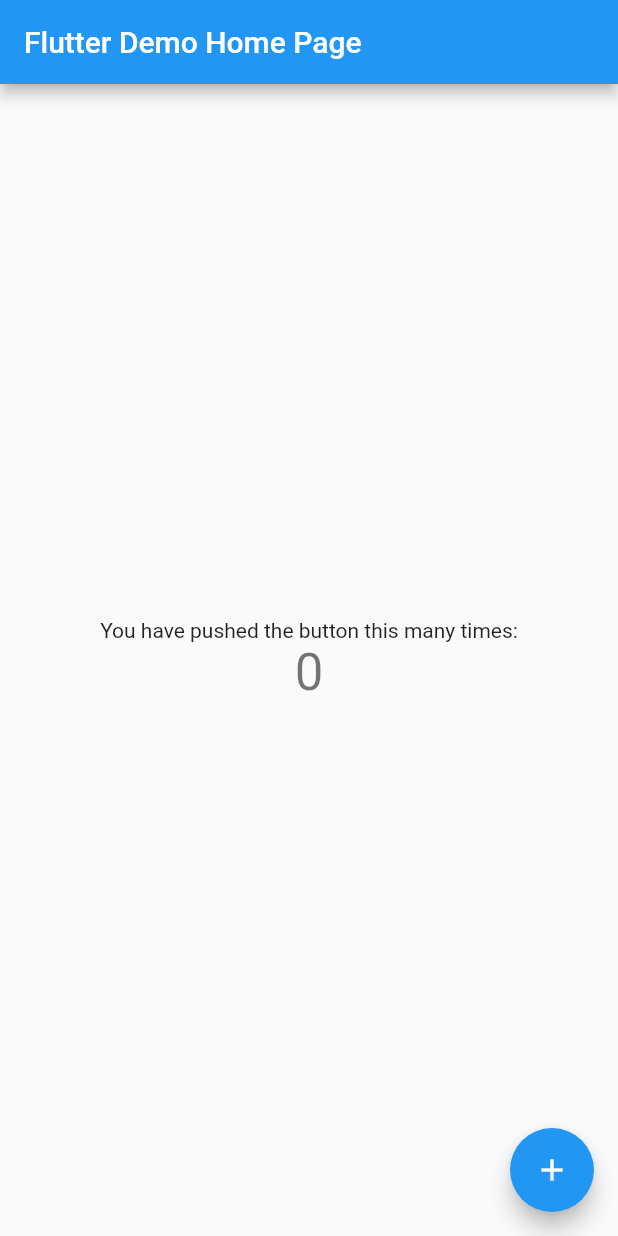
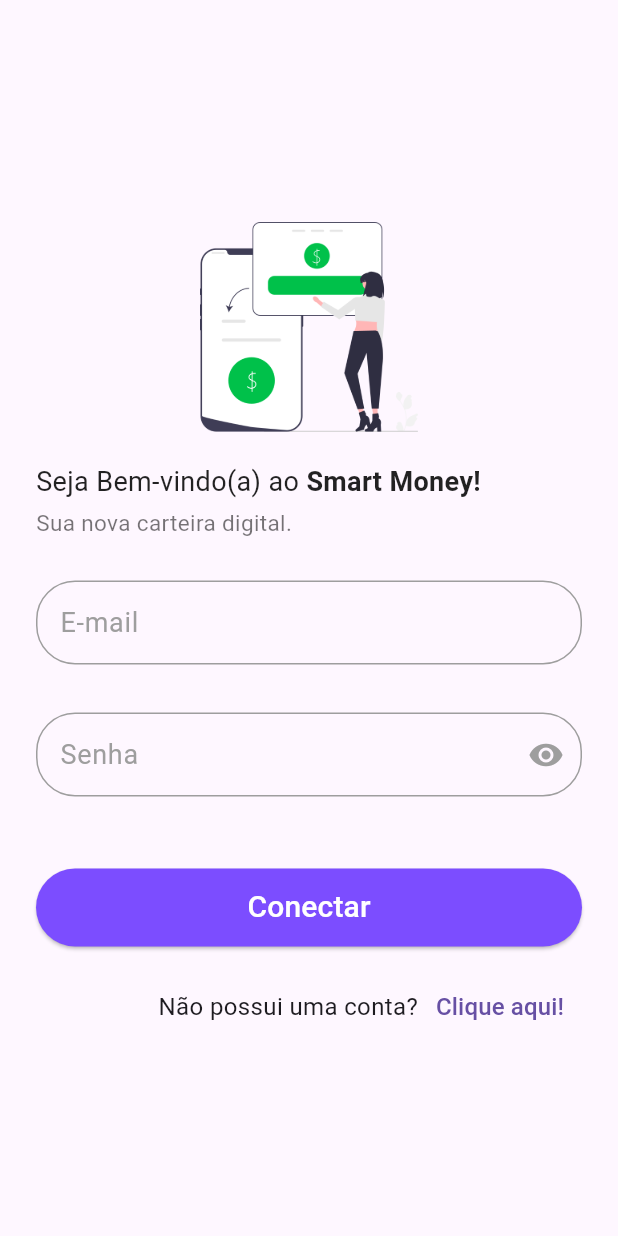
Before and after one commit to leticiabaldin/smart_money_app, a Flutter app: the screen it shows after launch, on a phone screen of 412 x 824 dp. Run offline on Flutter 3.47's test engine with Material 2 defaults, Android fonts, the light colour scheme and no system bars.

Commit message:
Add login and create account pages

```diff
--- a/lib/main.dart
+++ b/lib/main.dart
@@ -1,4 +1,5 @@
 import 'package:flutter/material.dart';
+import 'package:smart_money_app/pages/login_page.dart';
 
 void main() {
   runApp(const MyApp());
@@ -11,105 +12,13 @@
   @override
   Widget build(BuildContext context) {
     return MaterialApp(
-      title: 'Flutter Demo',
+      title: 'Smart Money',
+      debugShowCheckedModeBanner: false,
       theme: ThemeData(
-        // This is the theme of your application.
-        //
-        // Try running your application with "flutter run". You'll see the
-        // application has a blue toolbar. Then, without quitting the app, try
-        // changing the primarySwatch below to Colors.green and then invoke
-        // "hot reload" (press "r" in the console where you ran "flutter run",
-        // or simply save your changes to "hot reload" in a Flutter IDE).
-        // Notice that the counter didn't reset back to zero; the application
-        // is not restarted.
         primarySwatch: Colors.blue,
+        useMaterial3: true,
       ),
-      home: const MyHomePage(title: 'Flutter Demo Home Page'),
+      home: const LoginPage(),
     );
   }
 }
-
-class MyHomePage extends StatefulWidget {
-  const MyHomePage({super.key, required this.title});
-
-  // This widget is the home page of your application. It is stateful, meaning
-  // that it has a State object (defined below) that contains fields that affect
-  // how it looks.
-
-  // This class is the configuration for the state. It holds the values (in this
-  // case the title) provided by the parent (in this case the App widget) and
-  // used by the build method of the State. Fields in a Widget subclass are
-  // always marked "final".
-
-  final String title;
-
-  @override
-  State<MyHomePage> createState() => _MyHomePageState();
-}
-
-class _MyHomePageState extends State<MyHomePage> {
-  int _counter = 0;
-
-  void _incrementCounter() {
-    setState(() {
-      // This call to setState tells the Flutter framework that something has
-      // changed in this State, which causes it to rerun the build method below
-      // so that the display can reflect the updated values. If we changed
-      // _counter without calling setState(), then the build method would not be
-      // called again, and so nothing would appear to happen.
-      _counter++;
-    });
-  }
-
-  @override
-  Widget build(BuildContext context) {
-    // This method is rerun every time setState is called, for instance as done
-    // by the _incrementCounter method above.
-    //
-    // The Flutter framework has been optimized to make rerunning build methods
-    // fast, so that you can just rebuild anything that needs updating rather
-    // than having to individually change instances of widgets.
-    return Scaffold(
-      appBar: AppBar(
-        // Here we take the value from the MyHomePage object that was created by
-        // the App.build method, and use it to set our appbar title.
-        title: Text(widget.title),
-      ),
-      body: Center(
-        // Center is a layout widget. It takes a single child and positions it
-        // in the middle of the parent.
-        child: Column(
-          // Column is also a layout widget. It takes a list of children and
-          // arranges them vertically. By default, it sizes itself to fit its
-          // children horizontally, and tries to be as tall as its parent.
-          //
-          // Invoke "debug painting" (press "p" in the console, choose the
-          // "Toggle Debug Paint" action from the Flutter Inspector in Android
-          // Studio, or the "Toggle Debug Paint" command in Visual Studio Code)
-          // to see the wireframe for each widget.
-          //
-          // Column has various properties to control how it sizes itself and
-          // how it positions its children. Here we use mainAxisAlignment to
-          // center the children vertically; the main axis here is the vertical
-          // axis because Columns are vertical (the cross axis would be
-          // horizontal).
-          mainAxisAlignment: MainAxisAlignment.center,
-          children: <Widget>[
-            const Text(
-              'You have pushed the button this many times:',
-            ),
-            Text(
-              '$_counter',
-              style: Theme.of(context).textTheme.headlineMedium,
-            ),
-          ],
-        ),
-      ),
-      floatingActionButton: FloatingActionButton(
-        onPressed: _incrementCounter,
-        tooltip: 'Increment',
-        child: const Icon(Icons.add),
-      ), // This trailing comma makes auto-formatting nicer for build methods.
-    );
-  }
-}
--- /dev/null
+++ b/lib/pages/login_page.dart
@@ -0,0 +1,193 @@
+import 'package:flutter/material.dart';
+import 'package:smart_money_app/pages/create_account_page.dart';
+
+class LoginPage extends StatefulWidget {
+  const LoginPage({Key? key}) : super(key: key);
+
+  @override
+  State<LoginPage> createState() => _LoginPageState();
+}
+
+class _LoginPageState extends State<LoginPage> {
+  @override
+  Widget build(BuildContext context) {
+    return Scaffold(
+      body: Container(
+        margin: const EdgeInsets.symmetric(
+          vertical: 140,
+          horizontal: 24,
+        ),
+        padding: const EdgeInsets.symmetric(vertical: 8),
+        child: Column(
+          mainAxisSize: MainAxisSize.max,
+          children: [
+            const Image(
+              image: AssetImage("lib/assets/images/login_page_image.png"),
+              height: 140,
+            ),
+            const SizedBox(
+              height: 20,
+            ),
+            Row(
+              children: const [
+                Text(
+                  'Seja Bem-vindo(a) ao',
+                  style: TextStyle(
+                    fontSize: 18,
+                    color: Colors.black87,
+                  ),
+                ),
+                Text(
+                  ' Smart Money!',
+                  style: TextStyle(
+                    fontSize: 18,
+                    color: Colors.black87,
+                    fontWeight: FontWeight.w600,
+                  ),
+                ),
+              ],
+            ),
+            Container(
+              margin: const EdgeInsets.symmetric(vertical: 4, horizontal: 0),
+              alignment: Alignment.bottomLeft,
+              child: const Text(
+                'Sua nova carteira digital.',
+                style: TextStyle(
+                  fontSize: 15,
+                  color: Colors.black54,
+                ),
+              ),
+            ),
+            const SizedBox(
+              height: 24,
+            ),
+            TextField(
+              decoration: InputDecoration(
+                labelText: 'E-mail',
+                labelStyle: const TextStyle(
+                  fontSize: 18,
+                  color: Colors.grey,
+                ),
+                enabledBorder: OutlineInputBorder(
+                  borderSide: const BorderSide(
+                    width: 1,
+                    color: Colors.grey,
+                  ),
+                  borderRadius: BorderRadius.circular(26),
+                ),
+                disabledBorder: OutlineInputBorder(
+                  borderSide: const BorderSide(
+                    width: 1,
+                    color: Colors.grey,
+                  ),
+                  borderRadius: BorderRadius.circular(26),
+                ),
+                border: OutlineInputBorder(
+                  borderSide: const BorderSide(
+                    width: 1,
+                    color: Colors.grey,
+                  ),
+                  borderRadius: BorderRadius.circular(26),
+                ),
+                focusedBorder: OutlineInputBorder(
+                  borderSide: const BorderSide(
+                    width: 1,
+                    color: Colors.grey,
+                  ),
+                  borderRadius: BorderRadius.circular(26),
+                ),
+              ),
+            ),
+            const SizedBox(height: 32),
+            TextField(
+              decoration: InputDecoration(
+                labelText: 'Senha',
+                labelStyle: const TextStyle(
+                  fontSize: 18,
+                  color: Colors.grey,
+                ),
+                suffixIcon: const Icon(
+                  Icons.remove_red_eye_rounded,
+                  color: Colors.grey,
+                ),
+                enabledBorder: OutlineInputBorder(
+                  borderSide: const BorderSide(
+                    width: 1,
+                    color: Colors.grey,
+                  ),
+                  borderRadius: BorderRadius.circular(26),
+                ),
+                disabledBorder: OutlineInputBorder(
+                  borderSide: const BorderSide(
+                    width: 1,
+                    color: Colors.grey,
+                  ),
+                  borderRadius: BorderRadius.circular(26),
+                ),
+                border: OutlineInputBorder(
+                  borderSide: const BorderSide(
+                    width: 1,
+                    color: Colors.grey,
+                  ),
+                  borderRadius: BorderRadius.circular(26),
+                ),
+                focusedBorder: OutlineInputBorder(
+                  borderSide: const BorderSide(
+                    width: 1,
+                    color: Colors.grey,
+                  ),
+                  borderRadius: BorderRadius.circular(26),
+                ),
+              ),
+            ),
+            const SizedBox(height: 48),
+            SizedBox(
+              width: double.maxFinite,
+              height: 52,
+              child: ElevatedButton(
+                onPressed: () {},
+                style: ElevatedButton.styleFrom(
+                    alignment: Alignment.center,
+                    backgroundColor: Colors.deepPurpleAccent),
+                child: const Text(
+                  'Conectar',
+                  style: TextStyle(
+                    color: Colors.white,
+                    fontSize: 20,
+                  ),
+                ),
+              ),
+            ),
+            const SizedBox(height: 16),
+            Row(
+              mainAxisAlignment: MainAxisAlignment.end,
+              children: [
+                const Text(
+                  'Não possui uma conta?',
+                  style: TextStyle(
+                    fontSize: 16,
+                  ),
+                ),
+                TextButton(
+                  onPressed: () {
+                    Navigator.of(context).push(
+                      MaterialPageRoute(
+                        builder: (context) => const CreateAccountPage(),
+                      ),
+                    );
+                  },
+                  child: const Text(
+                    'Clique aqui!',
+                    style: TextStyle(
+                      fontSize: 16,
+                    ),
+                  ),
+                ),
+              ],
+            )
+          ],
+        ),
+      ),
+    );
+  }
+}
--- a/pubspec.yaml
+++ b/pubspec.yaml
@@ -57,6 +57,8 @@
   # included with your application, so that you can use the icons in
   # the material Icons class.
   uses-material-design: true
+  assets:
+    - lib/assets/images/
 
   # To add assets to your application, add an assets section, like this:
   # assets:
```
Also changed, not shown: lib/pages/create_account_page.dart (added, +214 -0 lines), lib/assets/images/credit_card.png (added), lib/assets/images/login_image.png (added), lib/assets/images/login_page_image.png (added).
